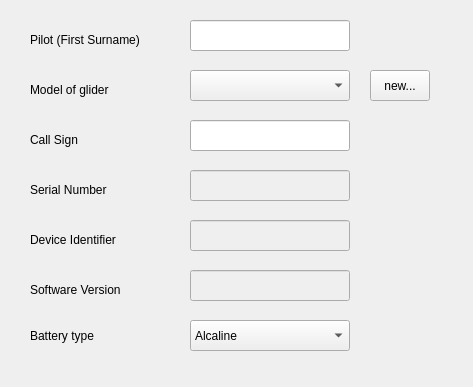
This is src/configuration/flytec/DeviceFrame.ui in Iv/FlyHigh as Qt 5 draws it before an edit. The edited form follows.
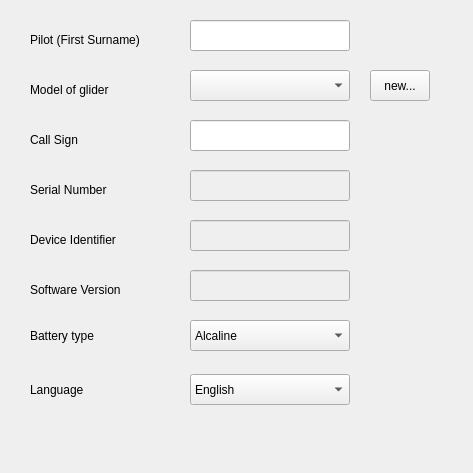
This is the edited form.

What changed in the file:
```diff
--- a/src/configuration/flytec/DeviceFrame.ui
+++ b/src/configuration/flytec/DeviceFrame.ui
@@ -7,7 +7,7 @@
     <x>0</x>
     <y>0</y>
     <width>473</width>
-    <height>387</height>
+    <height>473</height>
    </rect>
   </property>
   <property name="windowTitle">
@@ -251,6 +251,65 @@
     <bool>false</bool>
    </property>
   </widget>
+  <widget class="QComboBox" name="comboBox_Language">
+   <property name="geometry">
+    <rect>
+     <x>190</x>
+     <y>374</y>
+     <width>160</width>
+     <height>31</height>
+    </rect>
+   </property>
+   <property name="maxCount">
+    <number>6</number>
+   </property>
+   <item>
+    <property name="text">
+     <string>English</string>
+    </property>
+   </item>
+   <item>
+    <property name="text">
+     <string>Deutsch</string>
+    </property>
+   </item>
+   <item>
+    <property name="text">
+     <string>Francais</string>
+    </property>
+   </item>
+   <item>
+    <property name="text">
+     <string>Espangnol</string>
+    </property>
+   </item>
+   <item>
+    <property name="text">
+     <string>Italiano</string>
+    </property>
+   </item>
+   <item>
+    <property name="text">
+     <string>Magyar</string>
+    </property>
+   </item>
+  </widget>
+  <widget class="QLabel" name="textLabel_Language">
+   <property name="geometry">
+    <rect>
+     <x>30</x>
+     <y>380</y>
+     <width>94</width>
+     <height>20</height>
+    </rect>
+   </property>
+   <property name="text">
+    <string>Language</string>
+   </property>
+   <property name="wordWrap">
+    <bool>false</bool>
+   </property>
+  </widget>
  </widget>
  <layoutdefault spacing="6" margin="11"/>
  <pixmapfunction>qPixmapFromMimeSource</pixmapfunction>
```
